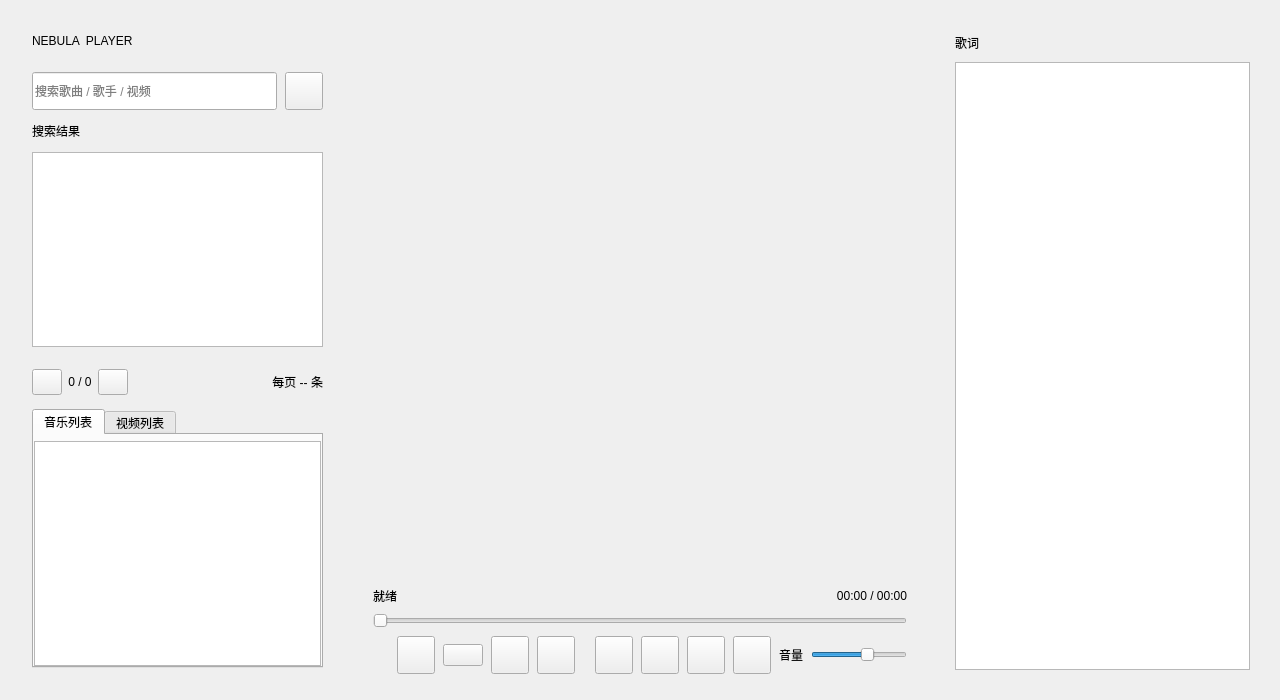
Above: src/ui/MainWindow.ui from gong1-1989/MusicVideoPlayer before the change. Below: the same form after it.
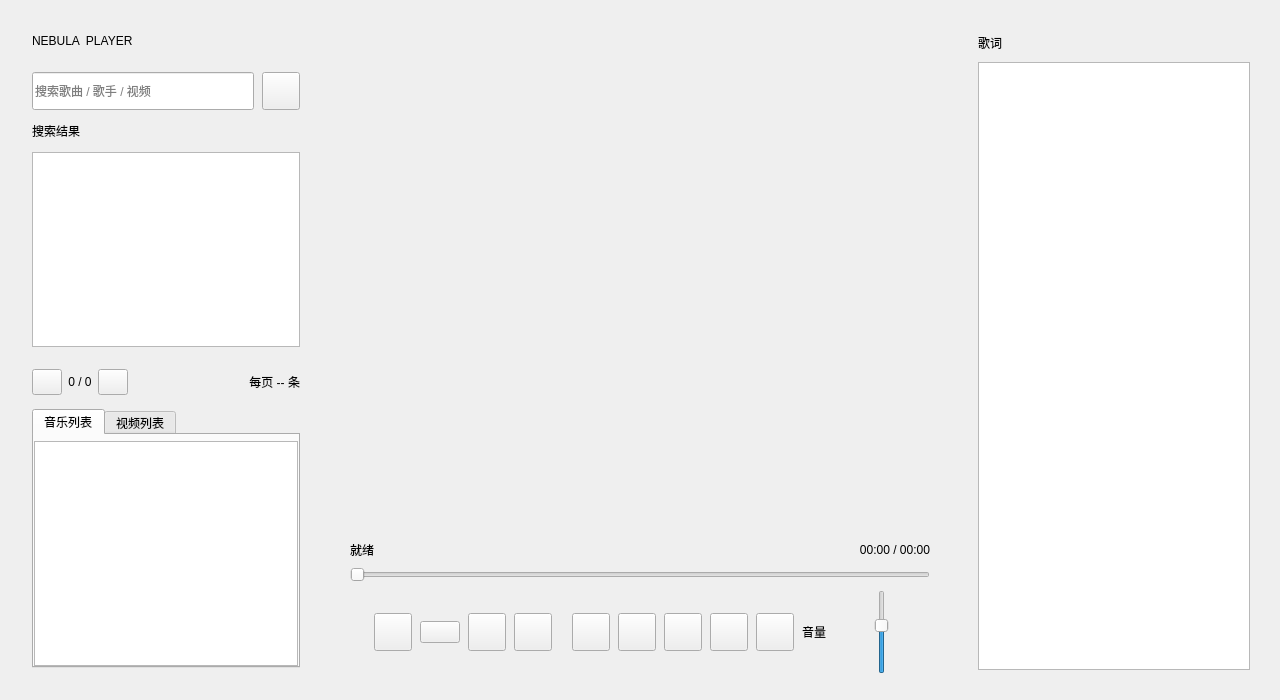
That is the form after the change. Custom widgets are drawn as their Qt base class.

```diff
--- a/src/ui/MainWindow.ui
+++ b/src/ui/MainWindow.ui
@@ -746,6 +746,28 @@
                </property>
               </widget>
              </item>
+             <item>
+              <widget class="QPushButton" name="btn_volume">
+               <property name="minimumSize">
+                <size>
+                 <width>38</width>
+                 <height>38</height>
+                </size>
+               </property>
+               <property name="maximumSize">
+                <size>
+                 <width>38</width>
+                 <height>38</height>
+                </size>
+               </property>
+               <property name="toolTip">
+                <string>音量</string>
+               </property>
+               <property name="text">
+                <string></string>
+               </property>
+              </widget>
+             </item>
              <item>
               <widget class="QLabel" name="label_volume">
                <property name="text">
@@ -780,7 +802,7 @@
                 <number>60</number>
                </property>
                <property name="orientation">
-                <enum>Qt::Horizontal</enum>
+                <enum>Qt::Vertical</enum>
                </property>
               </widget>
              </item>
```
